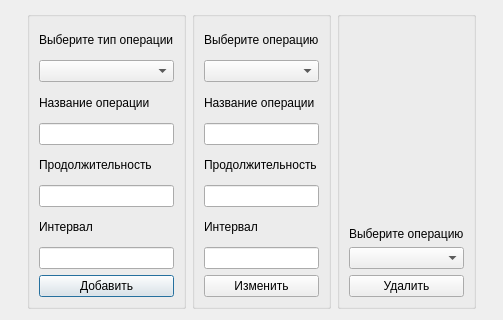
This is action.ui in Timur965/Practica as Qt 5 draws it before an edit. The edited form follows.
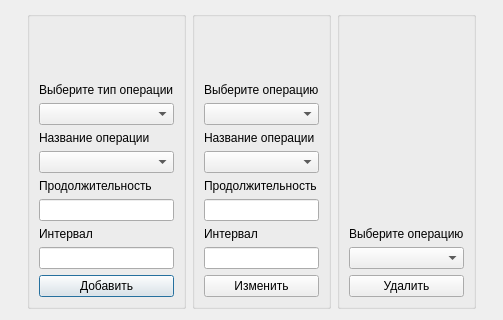
This is the edited form.

The edit to the form file:
```diff
--- a/action.ui
+++ b/action.ui
@@ -39,53 +39,66 @@
       <string/>
      </property>
      <layout class="QGridLayout" name="gridLayout_2">
-      <item row="0" column="0">
+      <item row="8" column="0">
+       <widget class="QLineEdit" name="operationInterval"/>
+      </item>
+      <item row="5" column="0">
+       <widget class="QLabel" name="label_3">
+        <property name="text">
+         <string>Продолжительность</string>
+        </property>
+       </widget>
+      </item>
+      <item row="1" column="0">
        <widget class="QLabel" name="label_12">
         <property name="text">
          <string>Выберите тип операции</string>
         </property>
        </widget>
       </item>
-      <item row="1" column="0">
-       <widget class="QComboBox" name="comboBox_4"/>
+      <item row="0" column="0">
+       <spacer name="verticalSpacer_2">
+        <property name="orientation">
+         <enum>Qt::Vertical</enum>
+        </property>
+        <property name="sizeHint" stdset="0">
+         <size>
+          <width>20</width>
+          <height>40</height>
+         </size>
+        </property>
+       </spacer>
       </item>
       <item row="2" column="0">
-       <widget class="QLabel" name="label_13">
-        <property name="text">
-         <string>Название операции</string>
-        </property>
-       </widget>
+       <widget class="QComboBox" name="comboBox_4"/>
       </item>
       <item row="3" column="0">
-       <widget class="QLineEdit" name="nameOperations"/>
-      </item>
-      <item row="4" column="0">
-       <widget class="QLabel" name="label_3">
+       <widget class="QLabel" name="label_13">
         <property name="text">
-         <string>Продолжительность</string>
+         <string>Название операции</string>
         </property>
        </widget>
       </item>
-      <item row="5" column="0">
-       <widget class="QLineEdit" name="operationWidth"/>
-      </item>
       <item row="6" column="0">
+       <widget class="QLineEdit" name="operationWidth"/>
+      </item>
+      <item row="7" column="0">
        <widget class="QLabel" name="label_8">
         <property name="text">
          <string>Интервал</string>
         </property>
        </widget>
       </item>
-      <item row="7" column="0">
-       <widget class="QLineEdit" name="operationInterval"/>
-      </item>
-      <item row="8" column="0">
+      <item row="9" column="0">
        <widget class="QPushButton" name="AddOperation">
         <property name="text">
          <string>Добавить</string>
         </property>
        </widget>
       </item>
+      <item row="4" column="0">
+       <widget class="QComboBox" name="nameOperations"/>
+      </item>
      </layout>
     </widget>
    </item>
@@ -108,6 +121,19 @@
       <string/>
      </property>
      <layout class="QVBoxLayout" name="verticalLayout">
+      <item>
+       <spacer name="verticalSpacer_3">
+        <property name="orientation">
+         <enum>Qt::Vertical</enum>
+        </property>
+        <property name="sizeHint" stdset="0">
+         <size>
+          <width>20</width>
+          <height>40</height>
+         </size>
+        </property>
+       </spacer>
+      </item>
       <item>
        <widget class="QLabel" name="label_4">
         <property name="text">
@@ -126,7 +152,7 @@
        </widget>
       </item>
       <item>
-       <widget class="QLineEdit" name="nameOperations_2"/>
+       <widget class="QComboBox" name="nameOperations_2"/>
       </item>
       <item>
        <widget class="QLabel" name="label_5">
```
